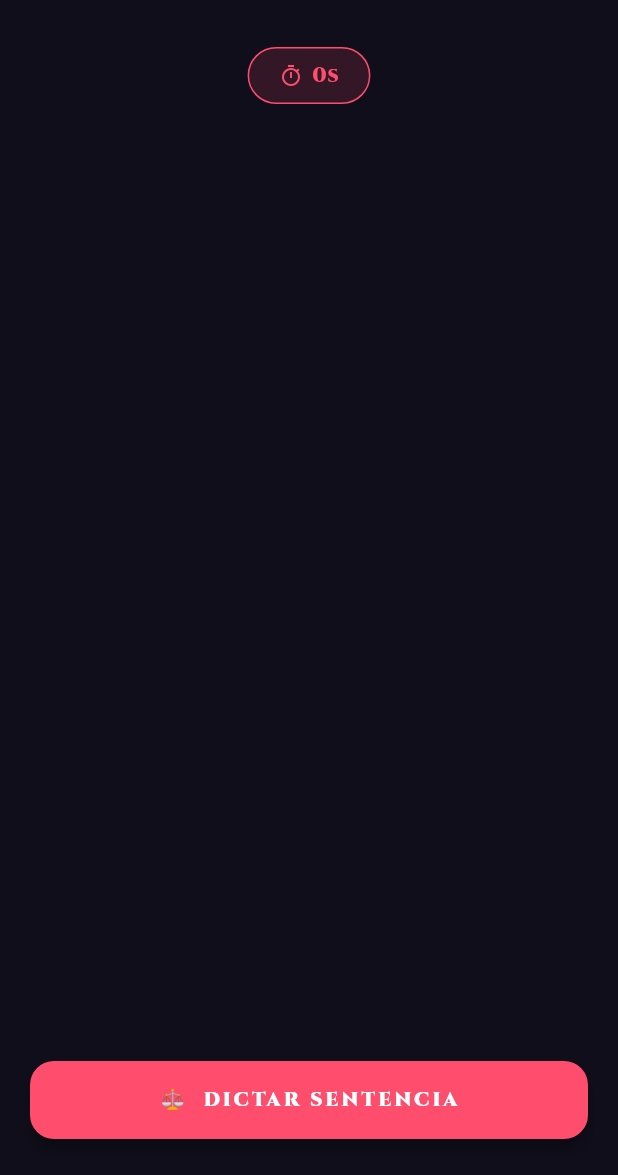
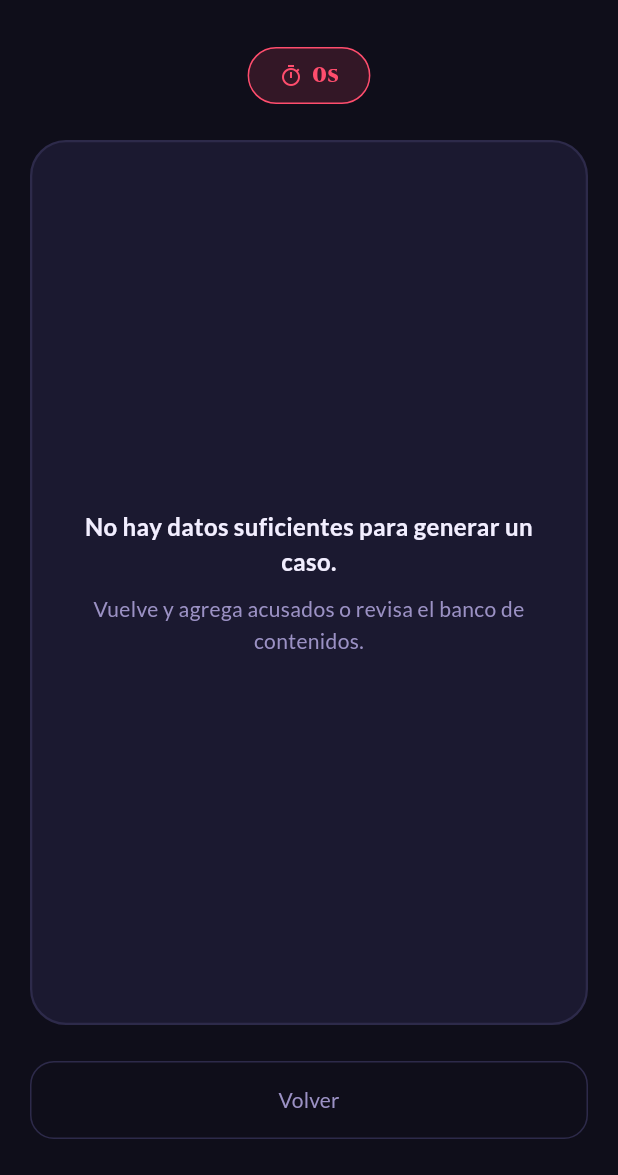
Before and after one commit to Ssrx890/Tribunall, a Flutter app: the PantallaJuicio screen opened directly, on a phone screen of 412 x 824 dp, the part 61-1236 px from its top. Run offline on Flutter 3.47's test engine with Material 3 defaults, Android fonts, the phone set to English and light mode, and no system bars; our stand-ins replace google_mobile_ads, in_app_purchase, shared_preferences; accounts and stored records are empty; network calls fail.

Commit message:
Arreglos logicos

```diff
--- a/tribunall/lib/app.dart
+++ b/tribunall/lib/app.dart
@@ -82,10 +82,10 @@ class TribunalStartupErrorApp extends StatelessWidget {
                   ),
                 ),
                 const SizedBox(height: 12),
-                Text(
-                  error.toString(),
+                const Text(
+                  'Ocurrio un problema al cargar la aplicacion. Intenta reiniciar y, si persiste, revisa los logs de error.',
                   textAlign: TextAlign.center,
-                  style: const TextStyle(
+                  style: TextStyle(
                     color: Color(0xFF9B91C4),
                     height: 1.5,
                   ),
--- a/tribunall/lib/screens/pantalla_juicio.dart
+++ b/tribunall/lib/screens/pantalla_juicio.dart
@@ -24,6 +24,7 @@ class _PantallaJuicioState extends State<PantallaJuicio>
   String _cargo = '';
   String _sentencia = '';
   bool _mostrandoSentencia = false;
+  bool _sinDatos = false;
   int _tiempoRestante = 0;
   Timer? _timer;
   final _rng = Random();
@@ -60,6 +61,9 @@ class _PantallaJuicioState extends State<PantallaJuicio>
     }
 
     if (s.acusados.isEmpty || cargosPool.isEmpty || sentenciasPool.isEmpty) {
+      setState(() {
+        _sinDatos = true;
+      });
       return;
     }
 
@@ -68,6 +72,7 @@ class _PantallaJuicioState extends State<PantallaJuicio>
     final sentencia = sentenciasPool[_rng.nextInt(sentenciasPool.length)];
 
     setState(() {
+      _sinDatos = false;
       _acusado = acusado;
       _cargo = cargo;
       _sentencia = sentencia;
@@ -248,6 +253,38 @@ class _PantallaJuicioState extends State<PantallaJuicio>
   }
 
   Widget _buildCard(AppThemeData th) {
+    if (_sinDatos) {
+      return Container(
+        width: double.infinity,
+        padding: const EdgeInsets.all(24),
+        decoration: BoxDecoration(
+          color: th.superficie,
+          borderRadius: BorderRadius.circular(24),
+          border: Border.all(color: th.borde, width: 1.5),
+        ),
+        child: Column(
+          mainAxisAlignment: MainAxisAlignment.center,
+          children: [
+            Text(
+              'No hay datos suficientes para generar un caso.',
+              textAlign: TextAlign.center,
+              style: TextStyle(
+                color: th.textoPrim,
+                fontSize: 16,
+                fontWeight: FontWeight.w700,
+              ),
+            ),
+            const SizedBox(height: 10),
+            Text(
+              'Vuelve y agrega acusados o revisa el banco de contenidos.',
+              textAlign: TextAlign.center,
+              style: TextStyle(color: th.textoSec, height: 1.5),
+            ),
+          ],
+        ),
+      );
+    }
+
     return ScaleTransition(
       scale: _escalaAnim,
       child: Container(
@@ -393,6 +430,27 @@ class _PantallaJuicioState extends State<PantallaJuicio>
   }
 
   Widget _buildBotones(AppState s, AppThemeData th) {
+    if (_sinDatos) {
+      return SizedBox(
+        width: double.infinity,
+        height: 52,
+        child: OutlinedButton(
+          onPressed: () {
+            _timer?.cancel();
+            Navigator.pop(context);
+          },
+          style: OutlinedButton.styleFrom(
+            foregroundColor: th.textoSec,
+            side: BorderSide(color: th.borde),
+            shape: RoundedRectangleBorder(
+              borderRadius: BorderRadius.circular(16),
+            ),
+          ),
+          child: const Text('Volver'),
+        ),
+      );
+    }
+
     if (!_mostrandoSentencia) {
       return SizedBox(
         width: double.infinity,
--- a/tribunall/lib/state/app_state.dart
+++ b/tribunall/lib/state/app_state.dart
@@ -75,6 +75,7 @@ class AppState extends ChangeNotifier {
   }
 
   void removerAcusado(int index) {
+    if (index < 0 || index >= _acusados.length) return;
     _acusados.removeAt(index);
     notifyListeners();
   }
@@ -205,7 +206,7 @@ class AppState extends ChangeNotifier {
   }
 
   void _cargarInterstitial() {
-    if (!anunciosActivos && !_esPremium) return;
+    if (!anunciosActivos) return;
 
     InterstitialAd.load(
       adUnitId: MonetizationConfig.interstitialAdId,
```
